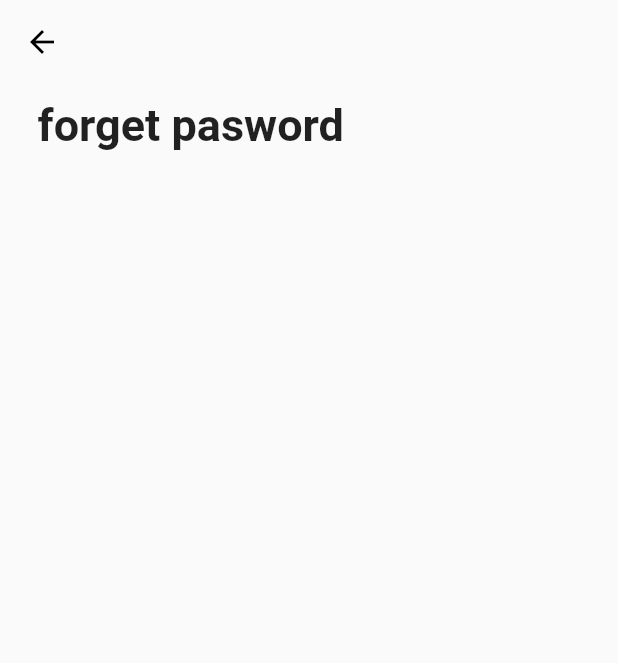
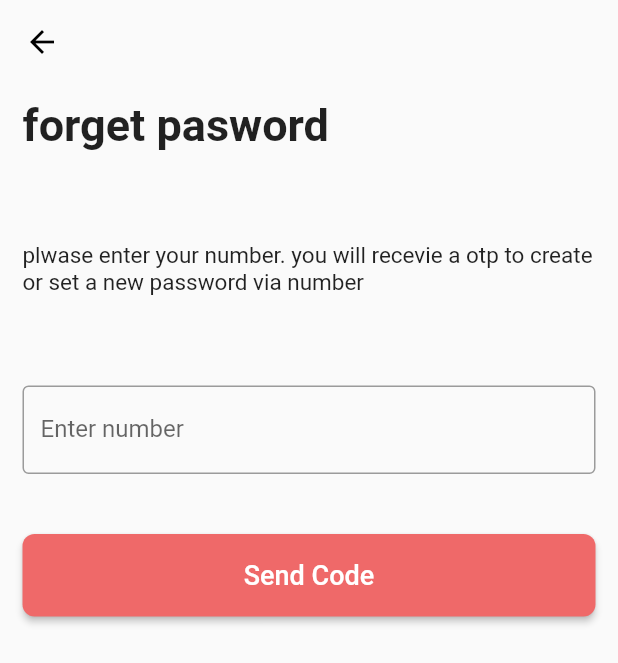
Before and after one commit to mcalisadeghi/e_commerce_shopping_app, a Flutter app: the OTPScreen screen opened directly, on a phone screen of 412 x 824 dp. Shown: the top 663 px of the screen. Run offline on Flutter 3.47's test engine with Material 2 defaults, Android fonts, the phone set to English and light mode, and no system bars; our stand-ins replace flutter_svg, introduction_screen.

```diff
--- a/lib/screen/forget_screen.dart
+++ b/lib/screen/forget_screen.dart
@@ -145,7 +145,7 @@ class _ForgetScreenState extends State<ForgetScreen> {
                     ),
                   ),
                 ],
-              )
+              ),
             ],
           ),
         ),
--- a/lib/screen/otp_screen.dart
+++ b/lib/screen/otp_screen.dart
@@ -14,7 +14,7 @@ class OTPScreen extends StatelessWidget {
       body: SingleChildScrollView(
         child: Padding(
           padding: EdgeInsets.symmetric(
-            horizontal: 25,
+            horizontal: 15,
           ),
           child: Column(
             children: [
@@ -32,7 +32,52 @@ class OTPScreen extends StatelessWidget {
                 ),
               ),
               SizedBox(
-                height: 50,
+                height: 60,
+              ),
+              Text(
+                'plwase enter your number. you will recevie a otp to create or set a new password via number',
+                style: TextStyle(
+                  fontSize: 15,
+                ),
+              ),
+              SizedBox(
+                height: 60,
+              ),
+              TextFormField(
+                decoration: InputDecoration(
+                  labelText: 'Enter number',
+                  border: OutlineInputBorder(),
+                ),
+              ),
+              SizedBox(
+                height: 40,
+              ),
+              ElevatedButton(
+                onPressed: () => Navigator.push(
+                  context,
+                  MaterialPageRoute(
+                    builder: (context) => const RecoveryScreen(),
+                  ),
+                ),
+                style: ElevatedButton.styleFrom(
+                  minimumSize: const Size.fromHeight(
+                    55,
+                  ),
+                  backgroundColor: const Color(
+                    0xFFEF6969,
+                  ),
+                  shape: RoundedRectangleBorder(
+                    borderRadius: BorderRadius.circular(
+                      8,
+                    ),
+                  ),
+                ),
+                child: const Text(
+                  'Send Code',
+                  style: TextStyle(
+                    fontSize: 18,
+                  ),
+                ),
               ),
             ],
           ),
--- a/pubspec.yaml
+++ b/pubspec.yaml
@@ -37,6 +37,7 @@ dependencies:
   cupertino_icons: ^1.0.2
   introduction_screen: ^3.1.11
   flutter_svg: ^2.0.7
+  sms_otp_auto_verify: ^2.1.0
 
 dev_dependencies:
   flutter_test:
```
Also changed, not shown: lib/screen/otp_verify_screen.dart (added, +40 -0 lines), pubspec.lock.
